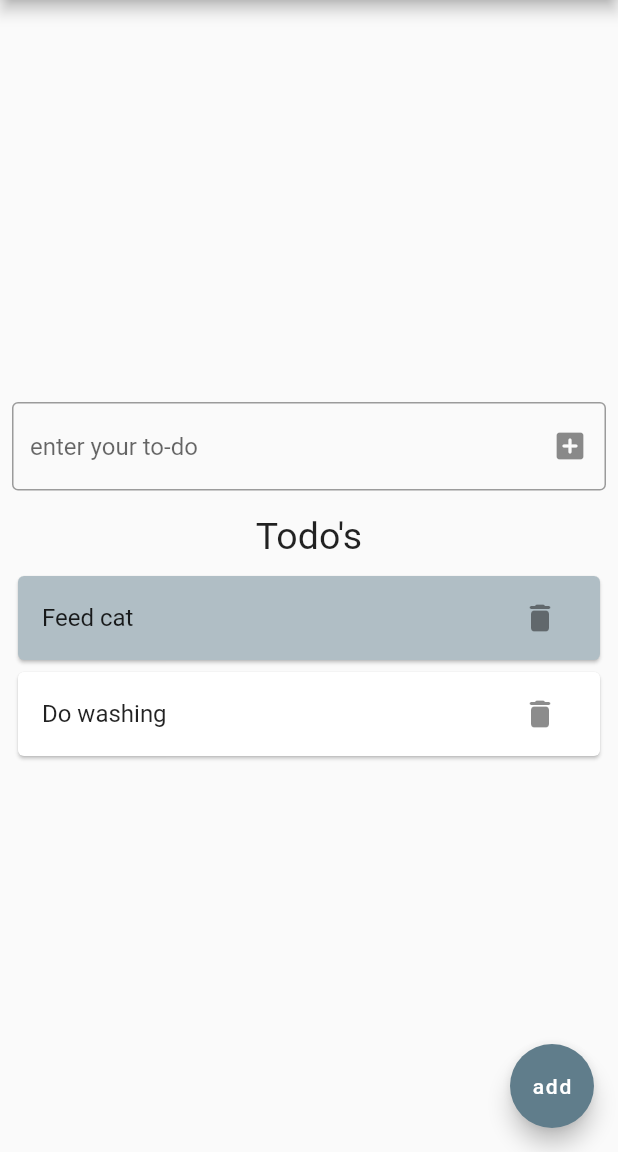
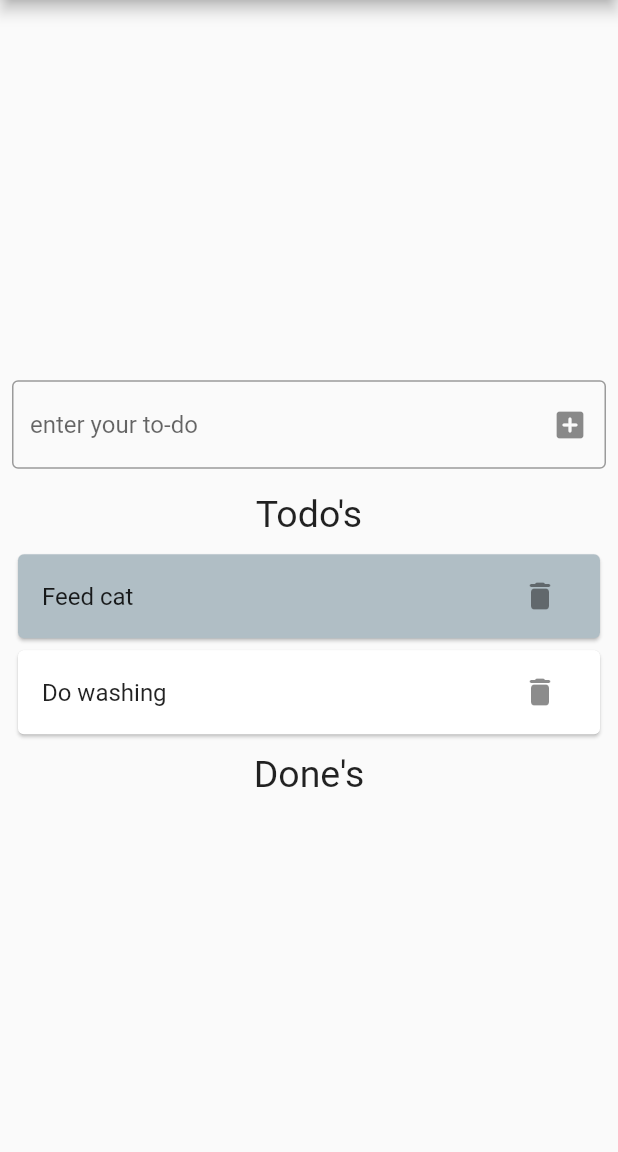
Before and after one commit to theislanglands/ToDo-App-Flutter, a Flutter app: the screen it shows after launch, after a tap on the "delete" icon, on a phone screen of 412 x 824 dp, the part 84-1236 px from its top. Run offline on Flutter 3.47's test engine with Material 2 defaults, Android fonts, the phone set to English and light mode, and no system bars; missing offline and left inert: dart:html.

```diff
--- a/lib/main.dart
+++ b/lib/main.dart
@@ -43,23 +43,13 @@ class HomePage extends StatefulWidget {
 }
 
 class _HomePageState extends State<HomePage> {
-  int _counter = 0;
   List<String> _todos = ['Buy Milk', 'Feed cat', 'Do washing'];
   final todoInputField = TextEditingController();
 
-  void _incrementCounter() {
+  void _addTodo(String todo) {
     setState(() {
       // This call to setState tells the Flutter framework that something has
-      // changed in this State, which causes it to rerun the build method below
-      // so that the display can reflect the updated values. If we changed
-      // _counter without calling setState(), then the build method would not be
-      // called again, and so nothing would appear to happen.
-      _counter++;
-    });
-  }
-
-  void _addTodo(String todo) {
-    setState(() {
+      // changed in this State, which causes it to rerun the build method
       _todos.add(todo);
     });
   }
@@ -113,7 +103,9 @@ class _HomePageState extends State<HomePage> {
                 ),
               ],
             ),
-            const Text('Todo\'s', style: TextStyle(fontSize: 25)),
+            const Text(
+              'Todo\'s', style: TextStyle(fontSize: 25)
+              ),
             ListView.builder(
                 shrinkWrap: true,
                 padding: const EdgeInsets.all(8),
@@ -123,8 +115,6 @@ class _HomePageState extends State<HomePage> {
                     child: Card(
                       color: Colors.blueGrey[200 + (index % 2)],
                       child: ListTile(
-                        // height: 50,
-                        //width: double.infinity,
                         title: Text(
                           textAlign: TextAlign.left,
                           _todos[index],
@@ -134,21 +124,17 @@ class _HomePageState extends State<HomePage> {
                           tooltip: "delete",
                           onPressed: () {
                             _deleteTodo(index);
-                            print(index);
-                            todoInputField.clear();
                           },
                         ),
                       ),
                     ),
                   );
                 }),
+            const Text(
+              'Done\'s', style: TextStyle(fontSize: 25)
+              ),
           ],
         ),
-      ),
-      floatingActionButton: FloatingActionButton(
-        onPressed: _incrementCounter,
-        tooltip: 'Increment',
-        child: const Text('add'),
       ),
     );
   }
```
